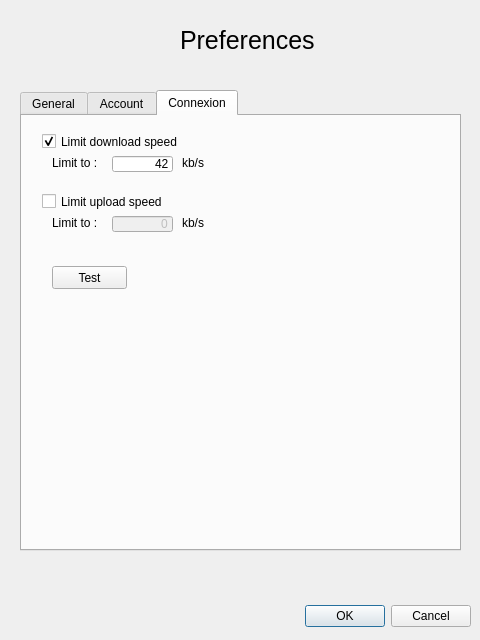
Above: resources/Preferences.ui from woda/desktop before the change. Below: the same form after it.
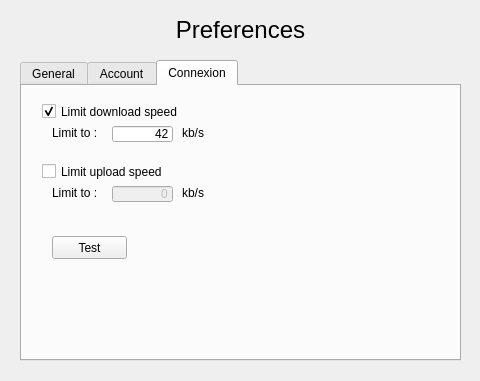
That is the form after the change. The open tabs and pages were chosen to show the change.

What changed in the file:
```diff
--- a/resources/Preferences.ui
+++ b/resources/Preferences.ui
@@ -1,44 +1,25 @@
 <?xml version="1.0" encoding="UTF-8"?>
 <ui version="4.0">
  <class>Preferences</class>
- <widget class="QDialog" name="Preferences">
+ <widget class="QWidget" name="Preferences">
   <property name="geometry">
    <rect>
     <x>0</x>
     <y>0</y>
     <width>480</width>
-    <height>640</height>
+    <height>381</height>
    </rect>
   </property>
   <property name="windowTitle">
    <string>Preferences</string>
   </property>
-  <widget class="QDialogButtonBox" name="buttonBox">
-   <property name="geometry">
-    <rect>
-     <x>10</x>
-     <y>600</y>
-     <width>461</width>
-     <height>32</height>
-    </rect>
-   </property>
-   <property name="locale">
-    <locale language="English" country="UnitedStates"/>
-   </property>
-   <property name="orientation">
-    <enum>Qt::Horizontal</enum>
-   </property>
-   <property name="standardButtons">
-    <set>QDialogButtonBox::Cancel|QDialogButtonBox::Ok</set>
-   </property>
-  </widget>
   <widget class="QTabWidget" name="tab">
    <property name="geometry">
     <rect>
      <x>20</x>
-     <y>90</y>
+     <y>60</y>
      <width>441</width>
-     <height>461</height>
+     <height>301</height>
     </rect>
    </property>
    <property name="currentIndex">
@@ -511,9 +492,9 @@
   <widget class="QLabel" name="title">
    <property name="geometry">
     <rect>
-     <x>180</x>
-     <y>20</y>
-     <width>221</width>
+     <x>10</x>
+     <y>10</y>
+     <width>461</width>
      <height>41</height>
     </rect>
    </property>
@@ -526,7 +507,7 @@
     <number>1</number>
    </property>
    <property name="text">
-    <string>Preferences</string>
+    <string>&lt;html&gt;&lt;head/&gt;&lt;body&gt;&lt;p align=&quot;center&quot;&gt;&lt;span style=&quot; font-size:18pt;&quot;&gt;Preferences&lt;/span&gt;&lt;/p&gt;&lt;/body&gt;&lt;/html&gt;</string>
    </property>
   </widget>
  </widget>
```
Left out of the diff: 40 changed lines with no effect on the pictures.
